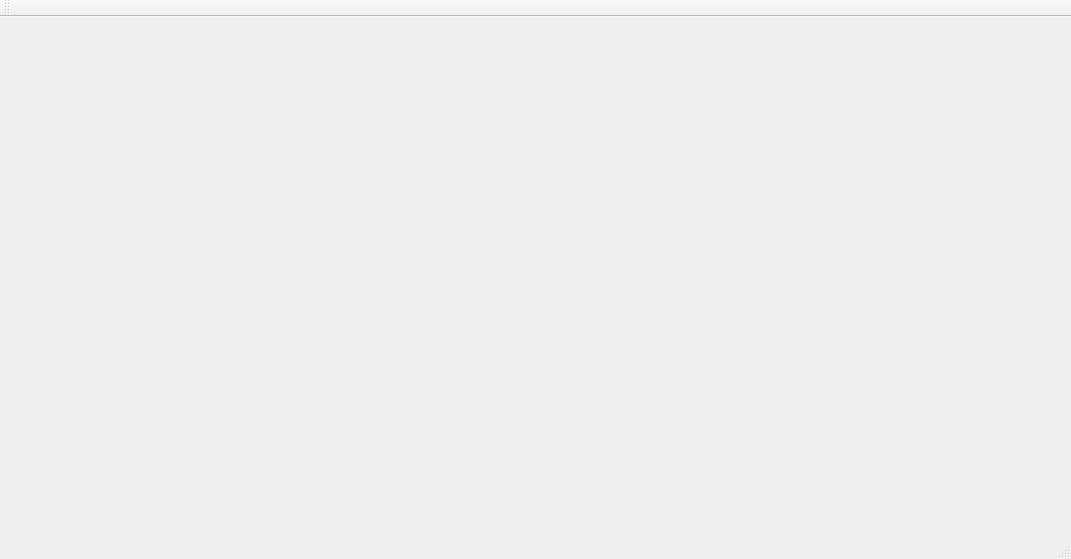
Above: mainwindow.ui from darksun190/FFT before the change. Below: the same form after it.
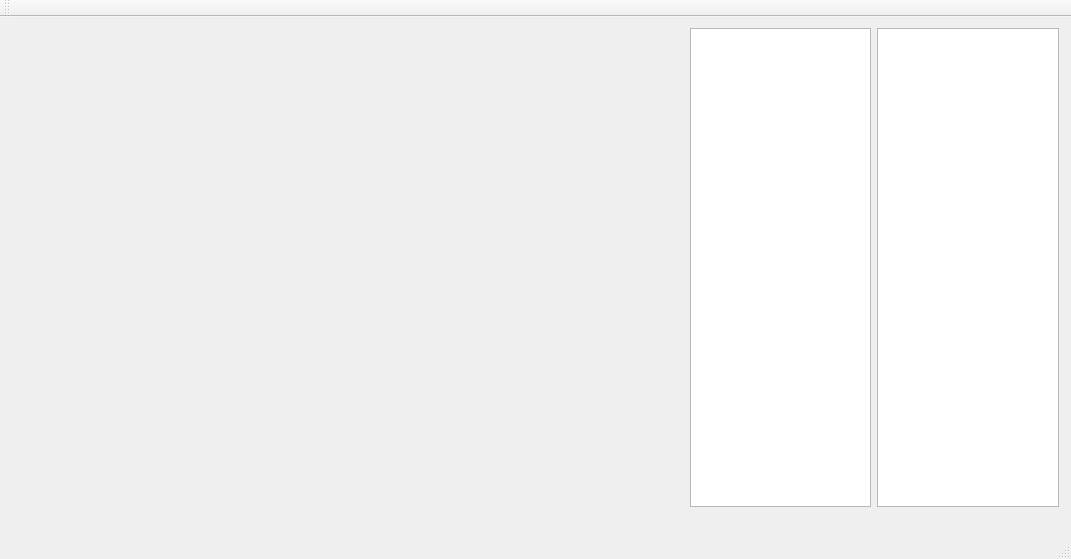
That is the form after the change.

Commit message: use old xml_read lib, get points by itself, do not use the class lib. for backup, changing structur to adapt every type and withou input

The edit to the form file:
```diff
--- a/mainwindow.ui
+++ b/mainwindow.ui
@@ -13,7 +13,26 @@
   <property name="windowTitle">
    <string>MainWindow</string>
   </property>
-  <widget class="QWidget" name="centralWidget"/>
+  <widget class="QWidget" name="centralWidget">
+   <widget class="QWidget" name="">
+    <property name="geometry">
+     <rect>
+      <x>679</x>
+      <y>0</y>
+      <width>391</width>
+      <height>501</height>
+     </rect>
+    </property>
+    <layout class="QHBoxLayout" name="horizontalLayout">
+     <item>
+      <widget class="QTableView" name="tableView"/>
+     </item>
+     <item>
+      <widget class="QTableView" name="tableView_2"/>
+     </item>
+    </layout>
+   </widget>
+  </widget>
   <widget class="QMenuBar" name="menuBar">
    <property name="geometry">
     <rect>
```
The commit also changes 5 other files.
